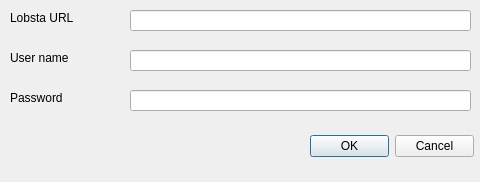
Old version of the form ui/login_dialog.ui in the repository gtt-project/qgis_lobsta.
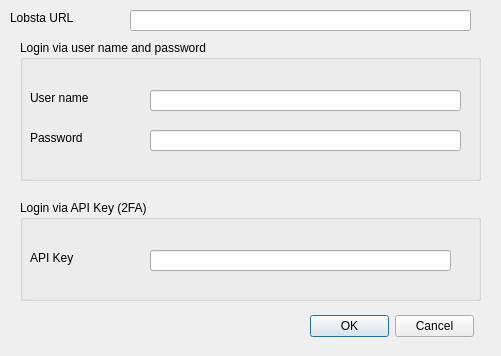
New version of the form.

Commit message: close #1 login function

```diff
--- a/ui/login_dialog.ui
+++ b/ui/login_dialog.ui
@@ -6,8 +6,8 @@
    <rect>
     <x>0</x>
     <y>0</y>
-    <width>480</width>
-    <height>182</height>
+    <width>501</width>
+    <height>356</height>
    </rect>
   </property>
   <property name="windowTitle">
@@ -36,60 +36,11 @@
     </rect>
    </property>
   </widget>
-  <widget class="QLabel" name="lobsta_user_name_label">
-   <property name="geometry">
-    <rect>
-     <x>10</x>
-     <y>50</y>
-     <width>71</width>
-     <height>16</height>
-    </rect>
-   </property>
-   <property name="text">
-    <string>User name</string>
-   </property>
-  </widget>
-  <widget class="QLineEdit" name="lobsta_user_name_field">
-   <property name="geometry">
-    <rect>
-     <x>130</x>
-     <y>50</y>
-     <width>341</width>
-     <height>21</height>
-    </rect>
-   </property>
-  </widget>
-  <widget class="QLabel" name="lobsta_password_label">
-   <property name="geometry">
-    <rect>
-     <x>10</x>
-     <y>90</y>
-     <width>60</width>
-     <height>16</height>
-    </rect>
-   </property>
-   <property name="text">
-    <string>Password</string>
-   </property>
-  </widget>
-  <widget class="QLineEdit" name="lobsta_password_field">
-   <property name="geometry">
-    <rect>
-     <x>130</x>
-     <y>90</y>
-     <width>341</width>
-     <height>21</height>
-    </rect>
-   </property>
-   <property name="echoMode">
-    <enum>QLineEdit::Password</enum>
-   </property>
-  </widget>
   <widget class="QDialogButtonBox" name="buttonBox">
    <property name="geometry">
     <rect>
      <x>310</x>
-     <y>130</y>
+     <y>310</y>
      <width>164</width>
      <height>32</height>
     </rect>
@@ -98,6 +49,107 @@
     <set>QDialogButtonBox::Cancel|QDialogButtonBox::Ok</set>
    </property>
   </widget>
+  <widget class="QGroupBox" name="groupBox">
+   <property name="geometry">
+    <rect>
+     <x>20</x>
+     <y>40</y>
+     <width>461</width>
+     <height>141</height>
+    </rect>
+   </property>
+   <property name="title">
+    <string>Login via user name and password</string>
+   </property>
+   <widget class="QLineEdit" name="lobsta_password_field">
+    <property name="geometry">
+     <rect>
+      <x>130</x>
+      <y>90</y>
+      <width>311</width>
+      <height>21</height>
+     </rect>
+    </property>
+    <property name="echoMode">
+     <enum>QLineEdit::Password</enum>
+    </property>
+   </widget>
+   <widget class="QLabel" name="lobsta_user_name_label">
+    <property name="geometry">
+     <rect>
+      <x>10</x>
+      <y>50</y>
+      <width>71</width>
+      <height>16</height>
+     </rect>
+    </property>
+    <property name="text">
+     <string>User name</string>
+    </property>
+   </widget>
+   <widget class="QLineEdit" name="lobsta_user_name_field">
+    <property name="geometry">
+     <rect>
+      <x>130</x>
+      <y>50</y>
+      <width>311</width>
+      <height>21</height>
+     </rect>
+    </property>
+   </widget>
+   <widget class="QLabel" name="lobsta_password_label">
+    <property name="geometry">
+     <rect>
+      <x>10</x>
+      <y>90</y>
+      <width>60</width>
+      <height>16</height>
+     </rect>
+    </property>
+    <property name="text">
+     <string>Password</string>
+    </property>
+   </widget>
+  </widget>
+  <widget class="QGroupBox" name="groupBox_2">
+   <property name="geometry">
+    <rect>
+     <x>20</x>
+     <y>200</y>
+     <width>461</width>
+     <height>101</height>
+    </rect>
+   </property>
+   <property name="title">
+    <string>Login via API Key (2FA)</string>
+   </property>
+   <widget class="QLabel" name="lobsta_api_key_label">
+    <property name="geometry">
+     <rect>
+      <x>10</x>
+      <y>50</y>
+      <width>60</width>
+      <height>16</height>
+     </rect>
+    </property>
+    <property name="text">
+     <string>API Key</string>
+    </property>
+   </widget>
+   <widget class="QLineEdit" name="lobsta_api_key_field">
+    <property name="geometry">
+     <rect>
+      <x>130</x>
+      <y>50</y>
+      <width>301</width>
+      <height>21</height>
+     </rect>
+    </property>
+    <property name="echoMode">
+     <enum>QLineEdit::Password</enum>
+    </property>
+   </widget>
+  </widget>
  </widget>
  <resources/>
  <connections/>
```
The commit also changes 9 other files.
